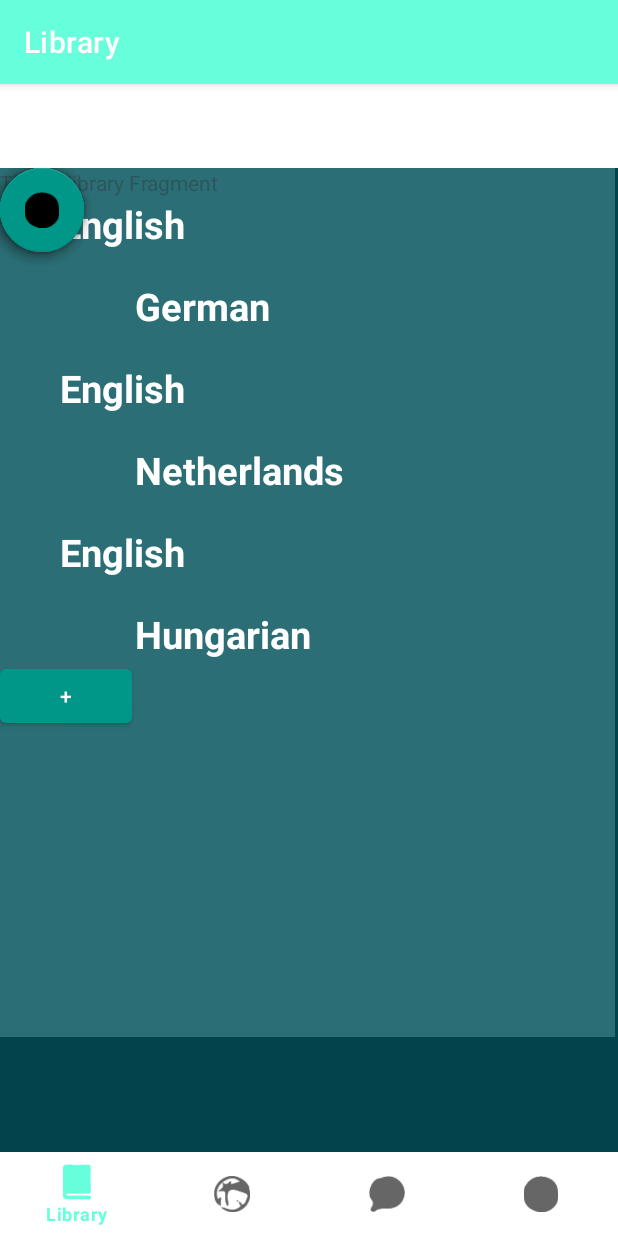
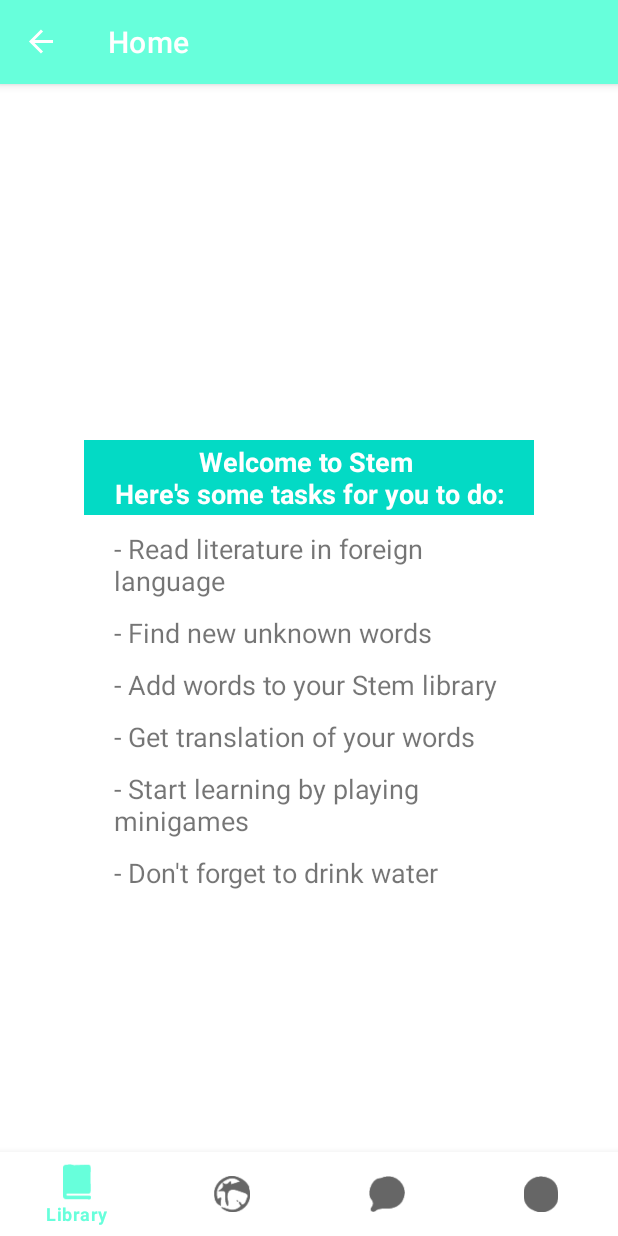
Before and after one commit to AlekseiSkr/ProjectStem, an Android app: the screen it shows after launch (MainActivity), on a phone screen of 412 x 824 dp. Run offline under Robolectric (Android 15) with nearby library versions, the phone set to English and light mode, and no system bars; our stand-ins replace navigation-ui.

Commit message:
Home page
Created home screen

```diff
--- a/app/src/main/java/com/example/projectstem/MainActivity.kt
+++ b/app/src/main/java/com/example/projectstem/MainActivity.kt
@@ -34,8 +34,8 @@ class MainActivity : AppCompatActivity() {
         navView.setupWithNavController(navController)
 
         //fragment_library: click on the button
-        button.setOnClickListener{
+        //button.setOnClickListener{
             //
-        }
+        //}
     }
 }
--- /dev/null
+++ b/app/src/main/java/com/example/projectstem/ui/home/HomeFragment.kt
@@ -0,0 +1,45 @@
+package com.example.projectstem.ui.home
+
+import android.os.Bundle
+import android.view.LayoutInflater
+import android.view.View
+import android.view.ViewGroup
+import android.widget.TextView
+import androidx.fragment.app.Fragment
+import androidx.lifecycle.Observer
+import androidx.lifecycle.ViewModelProvider
+import com.example.projectstem.databinding.FragmentHomeBinding
+
+class HomeFragment : Fragment() {
+
+    private lateinit var homeViewModel: HomeViewModel
+    private var _binding: FragmentHomeBinding? = null
+
+    // This property is only valid between onCreateView and
+    // onDestroyView.
+    private val binding get() = _binding!!
+
+    override fun onCreateView(
+        inflater: LayoutInflater,
+        container: ViewGroup?,
+        savedInstanceState: Bundle?
+    ): View? {
+        homeViewModel =
+            ViewModelProvider(this).get(HomeViewModel::class.java)
+
+        _binding = FragmentHomeBinding.inflate(inflater, container, false)
+        val root: View = binding.root
+
+        val textView : TextView = binding.homeTitle
+
+        homeViewModel.text.observe(viewLifecycleOwner, Observer {
+            textView.text = it
+        })
+        return root
+    }
+
+    override fun onDestroyView() {
+        super.onDestroyView()
+        _binding = null
+    }
+}
--- /dev/null
+++ b/app/src/main/java/com/example/projectstem/ui/home/HomeViewModel.kt
@@ -0,0 +1,14 @@
+package com.example.projectstem.ui.home
+
+import androidx.lifecycle.LiveData
+import androidx.lifecycle.MutableLiveData
+import androidx.lifecycle.ViewModel
+
+class HomeViewModel : ViewModel() {
+
+    private val _text = MutableLiveData<String>().apply {
+        value = "Welcome to Stem \n" +
+                "Here's some tasks for you to do:"
+    }
+    val text: LiveData<String> = _text
+}
--- /dev/null
+++ b/app/src/main/res/layout/fragment_home.xml
@@ -0,0 +1,95 @@
+<?xml version="1.0" encoding="utf-8"?>
+<androidx.constraintlayout.widget.ConstraintLayout xmlns:android="http://schemas.android.com/apk/res/android"
+    xmlns:app="http://schemas.android.com/apk/res-auto"
+    xmlns:tools="http://schemas.android.com/tools"
+    android:layout_width="match_parent"
+    android:layout_height="match_parent"
+    tools:context=".ui.home.HomeFragment">
+
+    <LinearLayout
+        android:id="@+id/linearLayout3"
+        android:layout_width="300dp"
+        android:layout_height="250dp"
+        android:layout_marginStart="50dp"
+        android:layout_marginEnd="50dp"
+        android:orientation="vertical"
+        app:layout_constraintBottom_toBottomOf="parent"
+        app:layout_constraintEnd_toEndOf="parent"
+        app:layout_constraintStart_toStartOf="parent"
+        app:layout_constraintTop_toTopOf="parent" >
+
+        <TextView
+            android:id="@+id/bulletPoint"
+            android:layout_width="wrap_content"
+            android:layout_height="wrap_content"
+            android:textSize="18dp"
+            android:layout_marginTop="10dp"
+            android:layout_marginLeft="20dp"
+            android:text="- Read literature in foreign language" />
+
+        <TextView
+            android:id="@+id/bulletPoint2"
+            android:layout_width="wrap_content"
+            android:layout_height="wrap_content"
+            android:textSize="18dp"
+            android:layout_marginTop="10dp"
+            android:layout_marginLeft="20dp"
+            android:text="- Find new unknown words" />
+        <TextView
+            android:id="@+id/bulletPoint3"
+            android:layout_width="wrap_content"
+            android:layout_height="wrap_content"
+            android:textSize="18dp"
+            android:layout_marginTop="10dp"
+            android:layout_marginLeft="20dp"
+            android:text="- Add words to your Stem library" />
+        <TextView
+            android:id="@+id/bulletPoint4"
+            android:layout_width="wrap_content"
+            android:layout_height="wrap_content"
+            android:textSize="18dp"
+            android:layout_marginTop="10dp"
+            android:layout_marginLeft="20dp"
+            android:text="- Get translation of your words" />
+        <TextView
+            android:id="@+id/bulletPoint5"
+            android:layout_width="wrap_content"
+            android:layout_height="wrap_content"
+            android:textSize="18dp"
+            android:layout_marginTop="10dp"
+            android:layout_marginLeft="20dp"
+            android:text="- Start learning by playing minigames" />
+        <TextView
+            android:id="@+id/bulletPoint6"
+            android:layout_width="wrap_content"
+            android:layout_height="wrap_content"
+            android:textSize="18dp"
+            android:layout_marginTop="10dp"
+            android:layout_marginLeft="20dp"
+            android:text="- Don't forget to drink water" />
+
+    </LinearLayout>
+
+    <LinearLayout
+        android:id="@+id/linearLayout2"
+        android:layout_width="300dp"
+        android:layout_height="50dp"
+        android:layout_marginStart="50dp"
+        android:layout_marginEnd="50dp"
+        android:background="@color/teal_200"
+        android:orientation="vertical"
+        app:layout_constraintBottom_toTopOf="@+id/linearLayout3"
+        app:layout_constraintEnd_toEndOf="parent"
+        app:layout_constraintStart_toStartOf="parent">
+
+        <TextView
+            android:id="@+id/homeTitle"
+            android:layout_width="match_parent"
+            android:layout_height="match_parent"
+            android:gravity="center"
+            android:textColor="@color/white"
+            android:textSize="18dp"
+            android:textStyle="bold" />
+
+    </LinearLayout>
+</androidx.constraintlayout.widget.ConstraintLayout>
--- a/app/src/main/res/navigation/mobile_navigation.xml
+++ b/app/src/main/res/navigation/mobile_navigation.xml
@@ -3,7 +3,13 @@
     xmlns:app="http://schemas.android.com/apk/res-auto"
     xmlns:tools="http://schemas.android.com/tools"
     android:id="@+id/mobile_navigation"
-    app:startDestination="@+id/navigation_library">
+    app:startDestination="@id/navigation_home">
+
+    <fragment
+        android:id="@+id/navigation_home"
+        android:name="com.example.projectstem.ui.home.HomeFragment"
+        android:label="@string/title_home"
+        tools:layout="@layout/fragment_home" />
 
     <fragment
         android:id="@+id/navigation_library"
--- a/app/src/main/res/values/strings.xml
+++ b/app/src/main/res/values/strings.xml
@@ -2,6 +2,7 @@
     <string name="app_name">ProjectStem</string>
     <string name="title_library">Library</string>
     <string name="title_games">Games</string>
+    <string name="title_home">Home</string>
     <string name="title_translate">Translator</string>
     <string name="title_user">User Settings</string>
     <string name="translate_from">Translate from</string>
```
